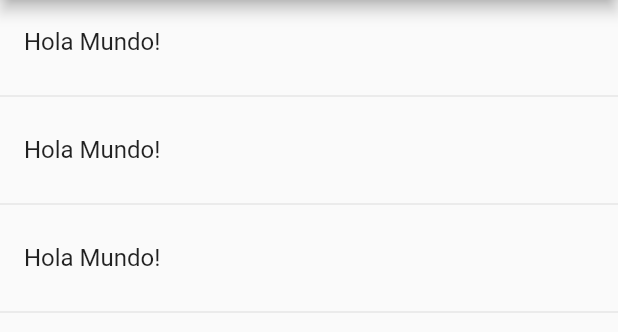
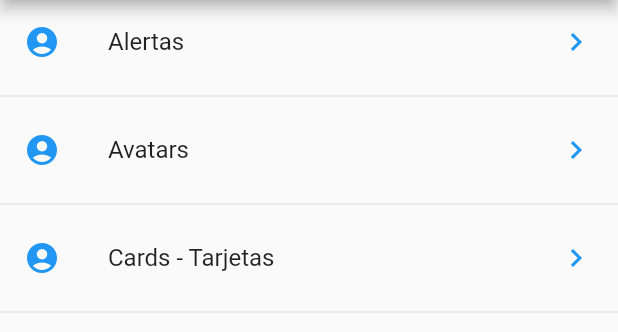
Before and after one commit to RafaelDelgadoCubilla/componentes, a Flutter app: the screen it shows after launch, on a phone screen of 412 x 824 dp, the part 84-416 px from its top. Run offline on Flutter 3.47's test engine with Material 2 defaults, Android fonts, the phone set to English and light mode, and no system bars.

```diff
--- /dev/null
+++ b/data/menu_opts.json
@@ -0,0 +1,20 @@
+{
+    "nombreApp" : "Componentes",
+    "rutas" : [
+        {
+            "ruta" : "alert",
+            "icon" : "add_alert",
+            "texto": "Alertas"
+        },
+        {
+            "ruta" : "avatar",
+            "icon" : "accessibility",
+            "texto": "Avatars"
+        },
+        {
+            "ruta" : "card",
+            "icon" : "folder_open",
+            "texto": "Cards - Tarjetas"
+        }
+    ]
+}
--- a/lib/main.dart
+++ b/lib/main.dart
@@ -10,6 +10,7 @@ class MyApp extends StatelessWidget {
   @override
   Widget build(BuildContext context) {
     return MaterialApp(
+      debugShowCheckedModeBanner: false,
       title: 'Material App',
       //home: HomePageTemp(),
       home: HomePage(),
--- a/lib/src/pages/home_page.dart
+++ b/lib/src/pages/home_page.dart
@@ -1,3 +1,4 @@
+import 'package:componentes/src/providers/menu_provider.dart';
 import 'package:flutter/material.dart';
 
 class HomePage extends StatelessWidget {
@@ -13,26 +14,34 @@ class HomePage extends StatelessWidget {
   }
 
   Widget _crearLista() {
-    return ListView(
-      children: _crearElementos()
+    //print (menuprovider.opciones);
+    return FutureBuilder(
+      future:menuprovider.cargarData(),
+      initialData: [],
+      builder: (BuildContext context, AsyncSnapshot<List<dynamic>> snapshot){
+        //print(snapshot.data);
+        return ListView(
+          children: _crearElementos(snapshot.data),
+        );
+      },
     );
   }
 
-  List<Widget> _crearElementos() {
-    final lista = new List<Widget>();
+  List<Widget> _crearElementos(List<dynamic> data){
 
-    lista.add(ListTile(
-      title: Text('Hola Mundo!'),
-    ));
-    lista.add(Divider());
-    lista.add(ListTile(
-      title: Text('Hola Mundo!'),
-    ));
-    lista.add(Divider());
-    lista.add(ListTile(
-      title: Text('Hola Mundo!'),
-    ));
-    lista.add(Divider());
-    return lista;
+    final List<Widget> opciones = [];
+
+    data.forEach((opt) {
+      final widgetTemporal = ListTile(
+        title: Text(opt['texto']),
+        leading: Icon(Icons.account_circle, color: Colors.blue),
+        trailing: Icon(Icons.keyboard_arrow_right, color: Colors.blue),
+      );
+
+      opciones..add(widgetTemporal)
+              ..add(Divider());
+    });
+
+    return opciones;
   }
 }
--- a/lib/src/pages/home_page_temp.dart
+++ b/lib/src/pages/home_page_temp.dart
@@ -17,7 +17,7 @@ class HomePageTemp extends StatelessWidget {
     );
   }
 
-  List<Widget> _crearListTiles(){
+/*  List<Widget> _crearListTiles(){
     List<Widget> _lista = new List<Widget>();
     for (var opt in opciones) {
       ListTile temporal = new ListTile(
@@ -28,7 +28,7 @@ class HomePageTemp extends StatelessWidget {
     }
     return _lista;
   }
-
+*/
   List<Widget> _crearListTilesCorta(){
     //var lista = opciones.map(( item ) {
     return opciones.map(( item ) {
--- a/pubspec.yaml
+++ b/pubspec.yaml
@@ -45,8 +45,8 @@ flutter:
   uses-material-design: true
 
   # To add assets to your application, add an assets section, like this:
-  # assets:
-  #   - images/a_dot_burr.jpeg
+  assets:
+    - data/menu_opts.json
   #   - images/a_dot_ham.jpeg
 
   # An image asset can refer to one or more resolution-specific "variants", see
```
Also changed, not shown: lib/src/providers/menu_provider.dart (added, +25 -0 lines).
